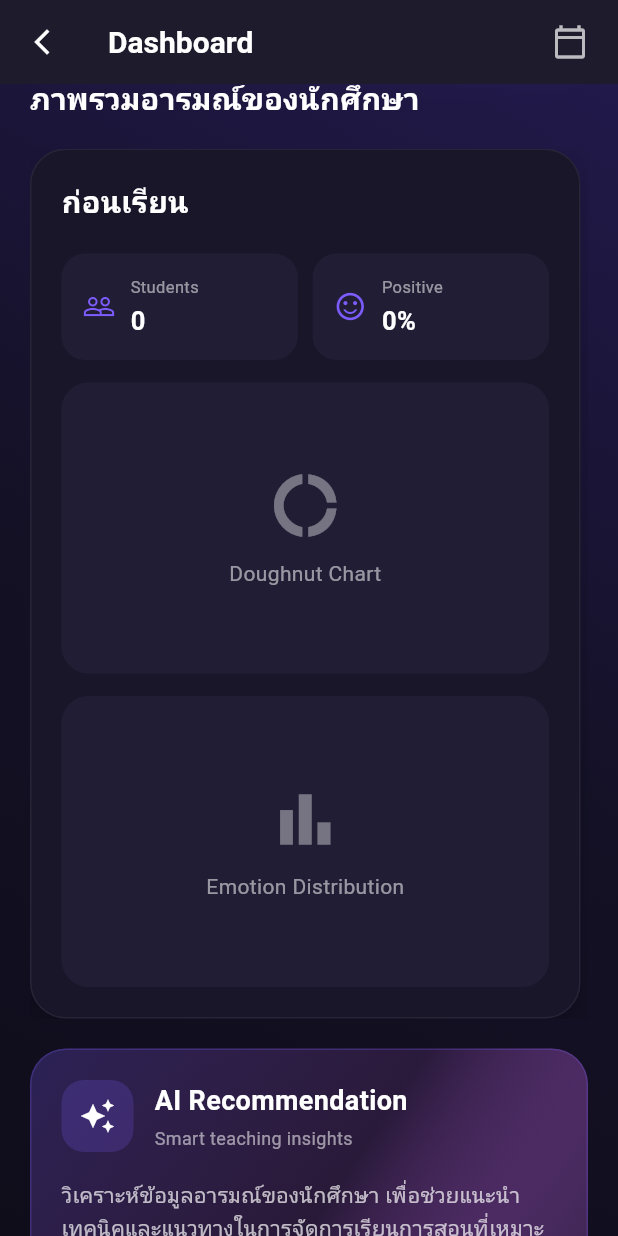
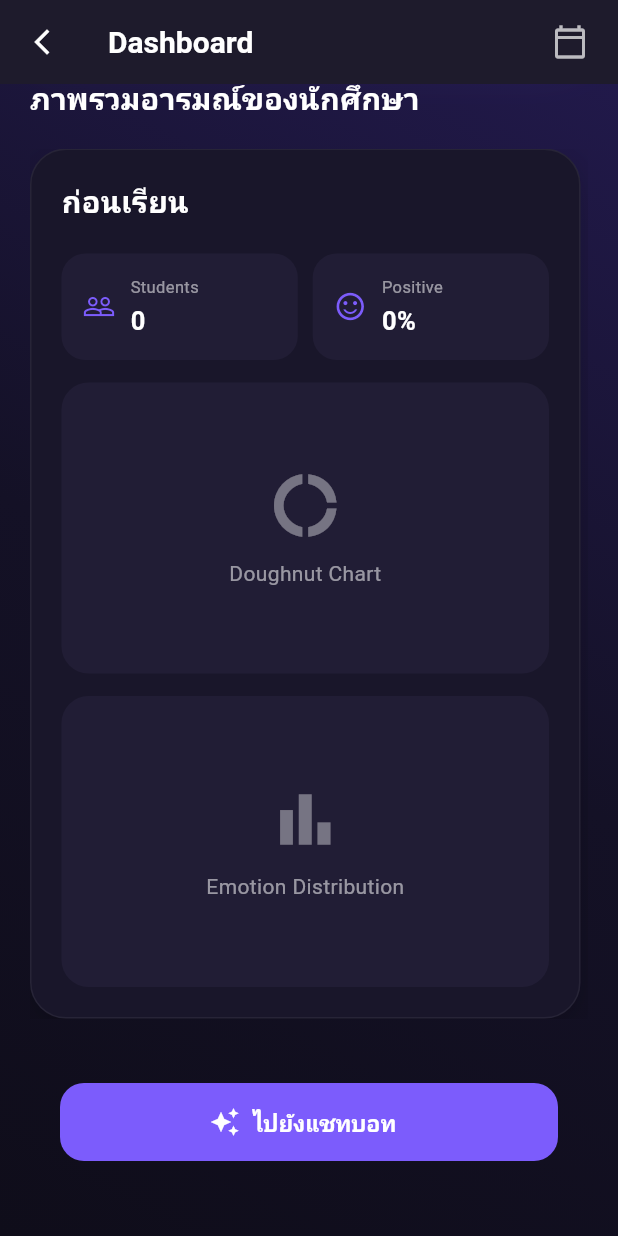
Before and after one commit to aiotproject888/AT, a Flutter app: the SubjectDashboard screen opened directly with empty values, scrolled down 217 dp, on a phone screen of 412 x 824 dp. Run offline on Flutter 3.47's test engine with Material 3 defaults, Android fonts, the phone set to English and light mode, and no system bars; our stand-ins replace cloud_firestore, firebase_core, firebase_database; accounts and stored records are empty.

```diff
--- a/lib/screens/subjects_dashboard.dart
+++ b/lib/screens/subjects_dashboard.dart
@@ -293,9 +293,8 @@ class _SubjectDashboardState extends State<SubjectDashboard> {
 
               const SizedBox(height: 15),
 
-              // =========================
               // Emotion Dashboard
-              // =========================
+
               SizedBox(
                 height: 580,
 
@@ -687,27 +686,11 @@ class _SubjectDashboardState extends State<SubjectDashboard> {
     );
   }
 
-  // =====================================================
-  // AI Recommendation
-  // =====================================================
-
+  // AI
   Widget _aiRecommendation() {
     return Container(
       width: double.infinity,
       padding: const EdgeInsets.all(20),
-
-      decoration: BoxDecoration(
-        borderRadius: BorderRadius.circular(24),
-
-        gradient: LinearGradient(
-          begin: Alignment.topLeft,
-          end: Alignment.bottomRight,
-
-          colors: [purple.withOpacity(0.25), pink.withOpacity(0.12), cardColor],
-        ),
-
-        border: Border.all(color: purple.withOpacity(0.25)),
-      ),
 
       child: Column(
         crossAxisAlignment: CrossAxisAlignment.start,
@@ -715,21 +698,6 @@ class _SubjectDashboardState extends State<SubjectDashboard> {
         children: [
           Row(
             children: [
-              Container(
-                width: 48,
-                height: 48,
-
-                decoration: BoxDecoration(
-                  color: purple.withOpacity(0.2),
-                  borderRadius: BorderRadius.circular(15),
-                ),
-
-                child: const Icon(
-                  Icons.auto_awesome,
-                  color: Colors.white,
-                  size: 24,
-                ),
-              ),
 
               const SizedBox(width: 14),
 
@@ -737,34 +705,11 @@ class _SubjectDashboardState extends State<SubjectDashboard> {
                 crossAxisAlignment: CrossAxisAlignment.start,
 
                 children: [
-                  Text(
-                    "AI Recommendation",
-                    style: TextStyle(
-                      color: Colors.white,
-                      fontSize: 18,
-                      fontWeight: FontWeight.bold,
-                    ),
-                  ),
-
                   SizedBox(height: 3),
-
-                  Text(
-                    "Smart teaching insights",
-                    style: TextStyle(color: Colors.white54, fontSize: 12),
-                  ),
                 ],
               ),
             ],
           ),
-
-          const SizedBox(height: 18),
-
-          const Text(
-            "วิเคราะห์ข้อมูลอารมณ์ของนักศึกษา เพื่อช่วยแนะนำเทคนิคและแนวทางในการจัดการเรียนการสอนที่เหมาะสม",
-            style: TextStyle(color: Colors.white70, fontSize: 14, height: 1.5),
-          ),
-
-          const SizedBox(height: 20),
 
           SizedBox(
             width: double.infinity,
@@ -776,7 +721,7 @@ class _SubjectDashboardState extends State<SubjectDashboard> {
               icon: const Icon(Icons.auto_awesome, size: 20),
 
               label: const Text(
-                "Analyze Emotion Data",
+                "ไปยังแชทบอท",
                 style: TextStyle(fontSize: 15, fontWeight: FontWeight.bold),
               ),
 
--- a/lib/services/chat_service.dart
+++ b/lib/services/chat_service.dart
@@ -15,9 +15,10 @@ class ChatService {
       },
 
       body: jsonEncode({
-        "model": "qwen3.6:latest",
+        "model": "qwen3:4b",
         "prompt": prompt,
         "stream": false,
+        "keep_alive":"1h"
       }),
     );
 
```
Also changed, not shown: lib/screens/chat.dart (+41 -82 lines), lib/services/prompt_service.dart (+12 -2 lines).
